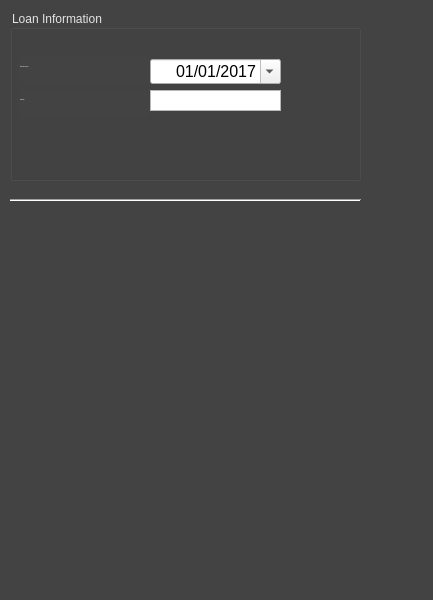
esevillano1/AutoLoanScheduler, file ui/loan_gui.ui: the form before one commit.
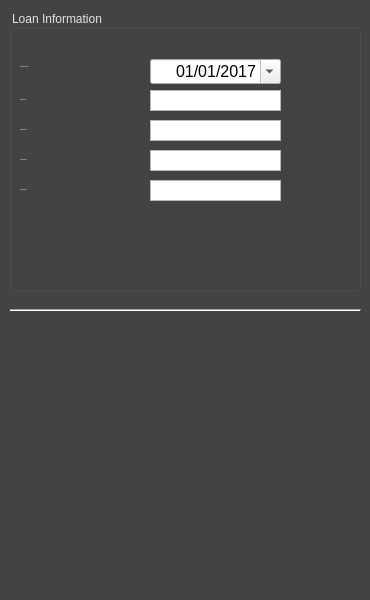
The form after the commit.

Diff of the .ui file:
```diff
--- a/ui/loan_gui.ui
+++ b/ui/loan_gui.ui
@@ -6,7 +6,7 @@
    <rect>
     <x>0</x>
     <y>0</y>
-    <width>433</width>
+    <width>370</width>
     <height>600</height>
    </rect>
   </property>
@@ -797,7 +797,7 @@
     <property name="geometry">
      <rect>
       <x>10</x>
-      <y>190</y>
+      <y>300</y>
       <width>351</width>
       <height>20</height>
      </rect>
@@ -812,7 +812,7 @@
       <x>10</x>
       <y>10</y>
       <width>351</width>
-      <height>171</height>
+      <height>281</height>
      </rect>
     </property>
     <property name="styleSheet">
@@ -1597,7 +1597,7 @@
     <property name="title">
      <string>Loan Information</string>
     </property>
-    <widget class="QLabel" name="lbl_loanAmount_2">
+    <widget class="QLabel" name="lbl_interestRate">
      <property name="geometry">
       <rect>
        <x>10</x>
@@ -1616,7 +1616,7 @@
       </font>
      </property>
      <property name="text">
-      <string>TextLabel</string>
+      <string>Interest Rate</string>
      </property>
     </widget>
     <widget class="QLabel" name="lbl_loanStart">
@@ -1736,6 +1736,183 @@
       <number>0</number>
      </property>
     </widget>
+    <widget class="QLabel" name="lbl_loanAmount">
+     <property name="geometry">
+      <rect>
+       <x>10</x>
+       <y>110</y>
+       <width>129</width>
+       <height>27</height>
+      </rect>
+     </property>
+     <property name="font">
+      <font>
+       <family>Segoe UI</family>
+       <pointsize>-1</pointsize>
+       <weight>75</weight>
+       <italic>false</italic>
+       <bold>true</bold>
+      </font>
+     </property>
+     <property name="text">
+      <string>Loan Amount</string>
+     </property>
+    </widget>
+    <widget class="QPlainTextEdit" name="edit_loanAmount">
+     <property name="geometry">
+      <rect>
+       <x>140</x>
+       <y>110</y>
+       <width>131</width>
+       <height>21</height>
+      </rect>
+     </property>
+     <property name="minimumSize">
+      <size>
+       <width>131</width>
+       <height>21</height>
+      </size>
+     </property>
+     <property name="maximumSize">
+      <size>
+       <width>131</width>
+       <height>21</height>
+      </size>
+     </property>
+     <property name="font">
+      <font>
+       <family>Segoe UI</family>
+       <pointsize>12</pointsize>
+      </font>
+     </property>
+     <property name="verticalScrollBarPolicy">
+      <enum>Qt::ScrollBarAlwaysOff</enum>
+     </property>
+     <property name="horizontalScrollBarPolicy">
+      <enum>Qt::ScrollBarAlwaysOff</enum>
+     </property>
+     <property name="readOnly">
+      <bool>false</bool>
+     </property>
+    </widget>
+    <widget class="QLabel" name="lbl_loanAmount_2">
+     <property name="geometry">
+      <rect>
+       <x>10</x>
+       <y>140</y>
+       <width>129</width>
+       <height>27</height>
+      </rect>
+     </property>
+     <property name="font">
+      <font>
+       <family>Segoe UI</family>
+       <pointsize>-1</pointsize>
+       <weight>75</weight>
+       <italic>false</italic>
+       <bold>true</bold>
+      </font>
+     </property>
+     <property name="text">
+      <string>Loan Amount</string>
+     </property>
+    </widget>
+    <widget class="QPlainTextEdit" name="edit_loanAmount_2">
+     <property name="geometry">
+      <rect>
+       <x>140</x>
+       <y>140</y>
+       <width>131</width>
+       <height>21</height>
+      </rect>
+     </property>
+     <property name="minimumSize">
+      <size>
+       <width>131</width>
+       <height>21</height>
+      </size>
+     </property>
+     <property name="maximumSize">
+      <size>
+       <width>131</width>
+       <height>21</height>
+      </size>
+     </property>
+     <property name="font">
+      <font>
+       <family>Segoe UI</family>
+       <pointsize>12</pointsize>
+      </font>
+     </property>
+     <property name="verticalScrollBarPolicy">
+      <enum>Qt::ScrollBarAlwaysOff</enum>
+     </property>
+     <property name="horizontalScrollBarPolicy">
+      <enum>Qt::ScrollBarAlwaysOff</enum>
+     </property>
+     <property name="readOnly">
+      <bool>false</bool>
+     </property>
+    </widget>
+    <widget class="QLabel" name="lbl_loanAmount_3">
+     <property name="geometry">
+      <rect>
+       <x>10</x>
+       <y>170</y>
+       <width>129</width>
+       <height>27</height>
+      </rect>
+     </property>
+     <property name="font">
+      <font>
+       <family>Segoe UI</family>
+       <pointsize>-1</pointsize>
+       <weight>75</weight>
+       <italic>false</italic>
+       <bold>true</bold>
+      </font>
+     </property>
+     <property name="text">
+      <string>Loan Amount</string>
+     </property>
+    </widget>
+    <widget class="QPlainTextEdit" name="edit_loanAmount_3">
+     <property name="geometry">
+      <rect>
+       <x>140</x>
+       <y>170</y>
+       <width>131</width>
+       <height>21</height>
+      </rect>
+     </property>
+     <property name="minimumSize">
+      <size>
+       <width>131</width>
+       <height>21</height>
+      </size>
+     </property>
+     <property name="maximumSize">
+      <size>
+       <width>131</width>
+       <height>21</height>
+      </size>
+     </property>
+     <property name="font">
+      <font>
+       <family>Segoe UI</family>
+       <pointsize>12</pointsize>
+      </font>
+     </property>
+     <property name="verticalScrollBarPolicy">
+      <enum>Qt::ScrollBarAlwaysOff</enum>
+     </property>
+     <property name="horizontalScrollBarPolicy">
+      <enum>Qt::ScrollBarAlwaysOff</enum>
+     </property>
+     <property name="readOnly">
+      <bool>false</bool>
+     </property>
+    </widget>
    </widget>
   </widget>
   <widget class="QMenuBar" name="menubar">
```
Left out of the diff: 6 changed lines with no effect on the pictures.
